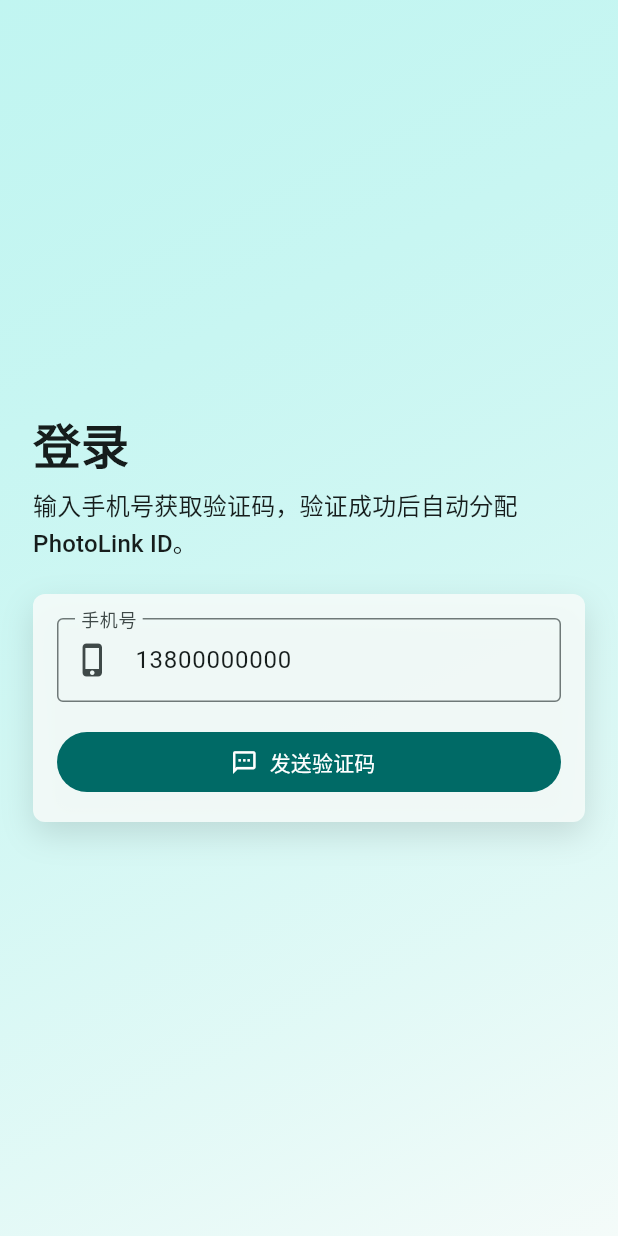
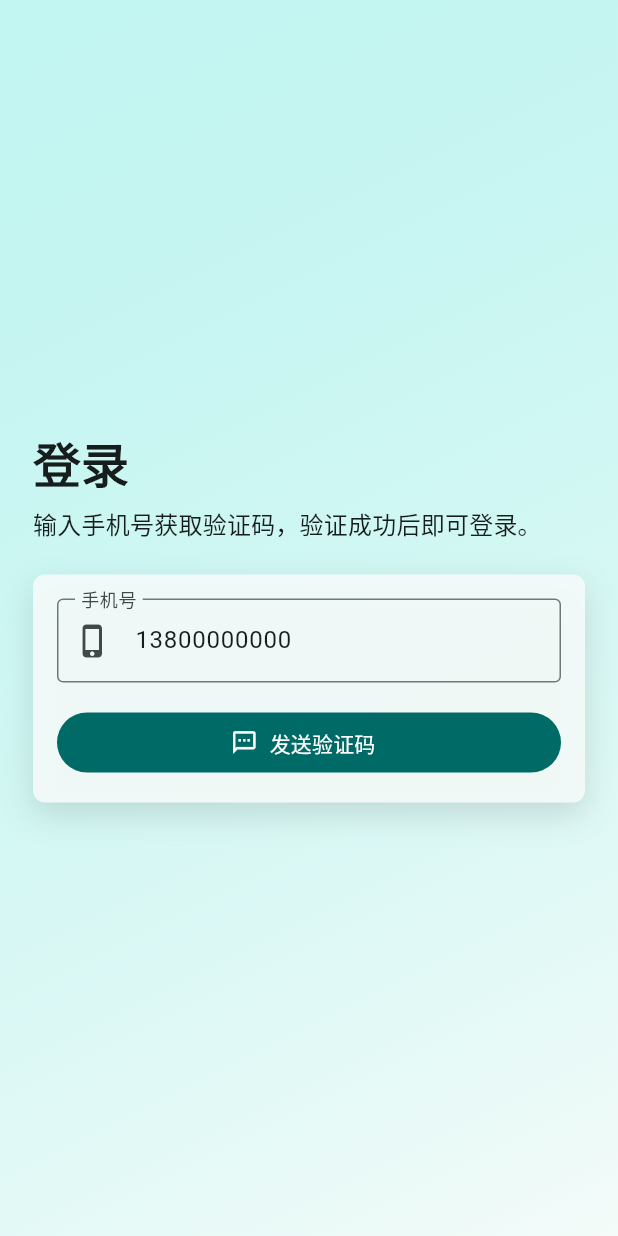
Before and after one commit to hyyqrzcjs09/-.22, a Flutter app: the screen it shows after launch, on a phone screen of 412 x 824 dp. Run offline on Flutter 3.47's test engine with Material 3 defaults, Android fonts, the phone set to English and light mode, and no system bars; our stand-ins replace dio, flutter_map, flutter_riverpod, go_router, latlong2; missing offline and left inert: photo_manager.

Commit message:
Simplify login success wording

```diff
--- a/lib/features/auth/presentation/login_screen.dart
+++ b/lib/features/auth/presentation/login_screen.dart
@@ -57,7 +57,7 @@ class _LoginScreenState extends ConsumerState<LoginScreen> {
                   ),
                   const SizedBox(height: 8),
                   Text(
-                    '输入手机号获取验证码，验证成功后自动分配 PhotoLink ID。',
+                    '输入手机号获取验证码，验证成功后即可登录。',
                     style: Theme.of(context).textTheme.titleMedium,
                   ),
                   const SizedBox(height: 22),
@@ -97,7 +97,7 @@ class _LoginScreenState extends ConsumerState<LoginScreen> {
                               child: FilledButton.icon(
                                 onPressed: _login,
                                 icon: const Icon(Icons.login),
-                                label: const Text('登录并分配 ID'),
+                                label: const Text('登陆成功'),
                               ),
                             )
                           else
```
Also changed, not shown: 2 other files.
